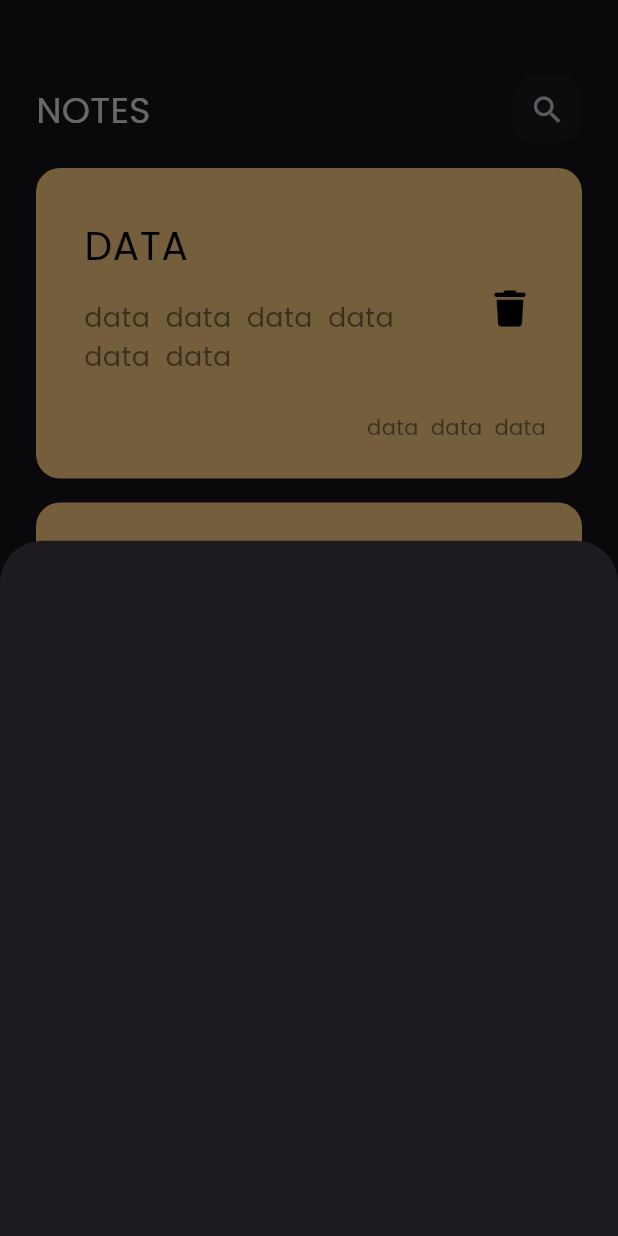
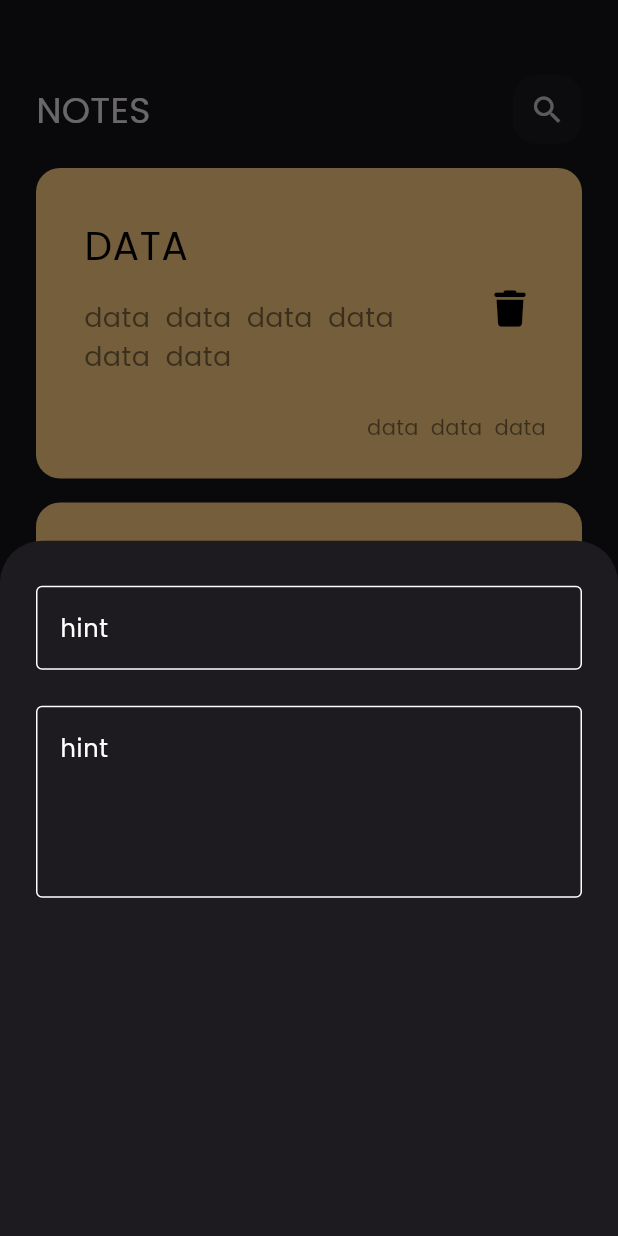
Before and after one commit to MTSH0IT/notes_app, a Flutter app: the screen it shows after launch, after a tap on the "add" icon, on a phone screen of 412 x 824 dp. Run offline on Flutter 3.47's test engine with Material 3 defaults, Android fonts, the phone set to English and light mode, and no system bars; our stand-ins replace font_awesome_flutter.

Commit message:
add note custom text field

```diff
--- a/lib/views/widgets/AddBottomSheet.dart
+++ b/lib/views/widgets/AddBottomSheet.dart
@@ -1,4 +1,6 @@
 import 'package:flutter/material.dart';
+import 'package:notes_app/views/widgets/CostomTextField.dart';
+
 class AddBottomSheet extends StatelessWidget {
   const AddBottomSheet({
     super.key,
@@ -6,6 +8,16 @@ class AddBottomSheet extends StatelessWidget {
 
   @override
   Widget build(BuildContext context) {
-    return Container();
+    return const Padding(
+      padding: EdgeInsets.symmetric(horizontal: 24),
+      child: Column(
+        children: [
+          SizedBox(height: 30),
+          CustomTextField(hint: "tital"),
+          SizedBox(height: 24),
+          CustomTextField(hint: "data",maxLines: 4,)
+        ],
+      ),
+    );
   }
 }
--- /dev/null
+++ b/lib/views/widgets/CostomTextField.dart
@@ -0,0 +1,28 @@
+import 'package:flutter/material.dart';
+class CustomTextField extends StatelessWidget {
+  const CustomTextField({
+    super.key, required this.hint,  this.maxLines=1,
+  });
+  final String hint;
+  final int maxLines;
+
+  @override
+  Widget build(BuildContext context) {
+
+    return TextField(
+      maxLines: maxLines,
+      decoration: InputDecoration(
+        hintText: "hint",
+        hintStyle:const TextStyle(color: Colors.white),
+         enabledBorder: buildBorder(),
+         focusedBorder: buildBorder(Colors.teal),
+      ),
+    );
+  }
+
+  OutlineInputBorder buildBorder([color]) {
+    return  OutlineInputBorder(
+      borderSide: BorderSide(color:color?? Colors.white),
+    );
+  }
+}
```
